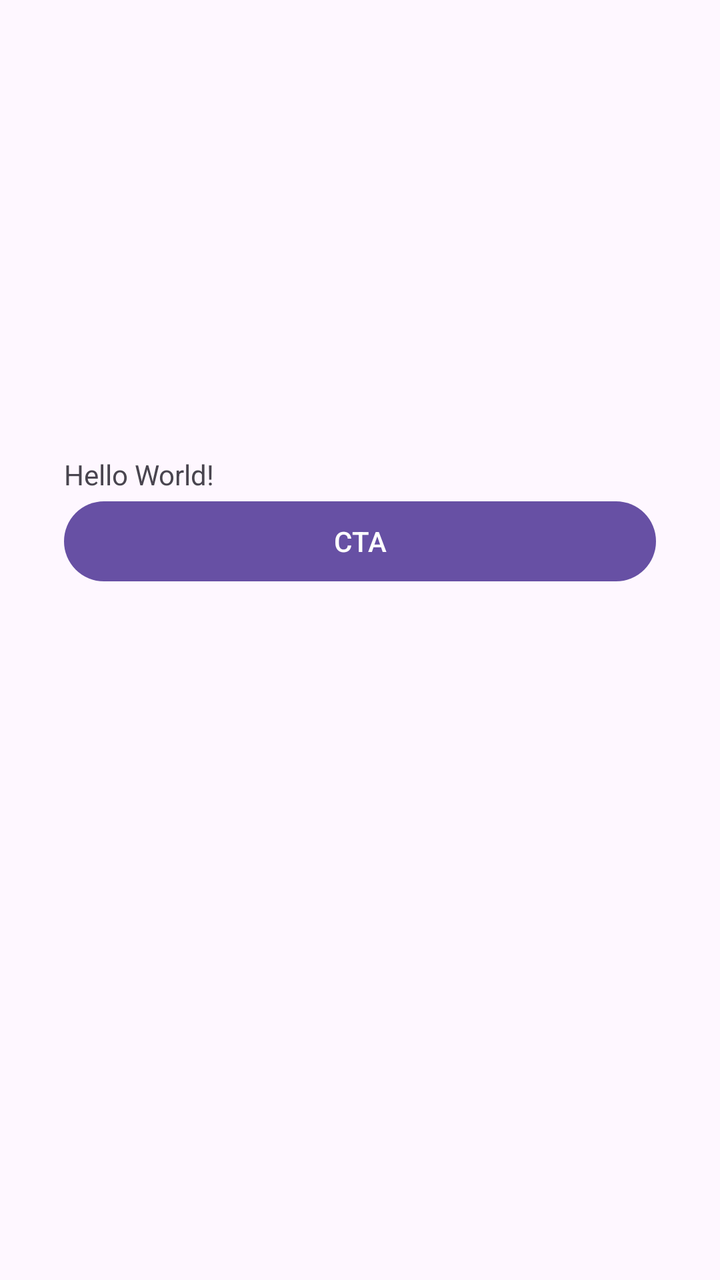
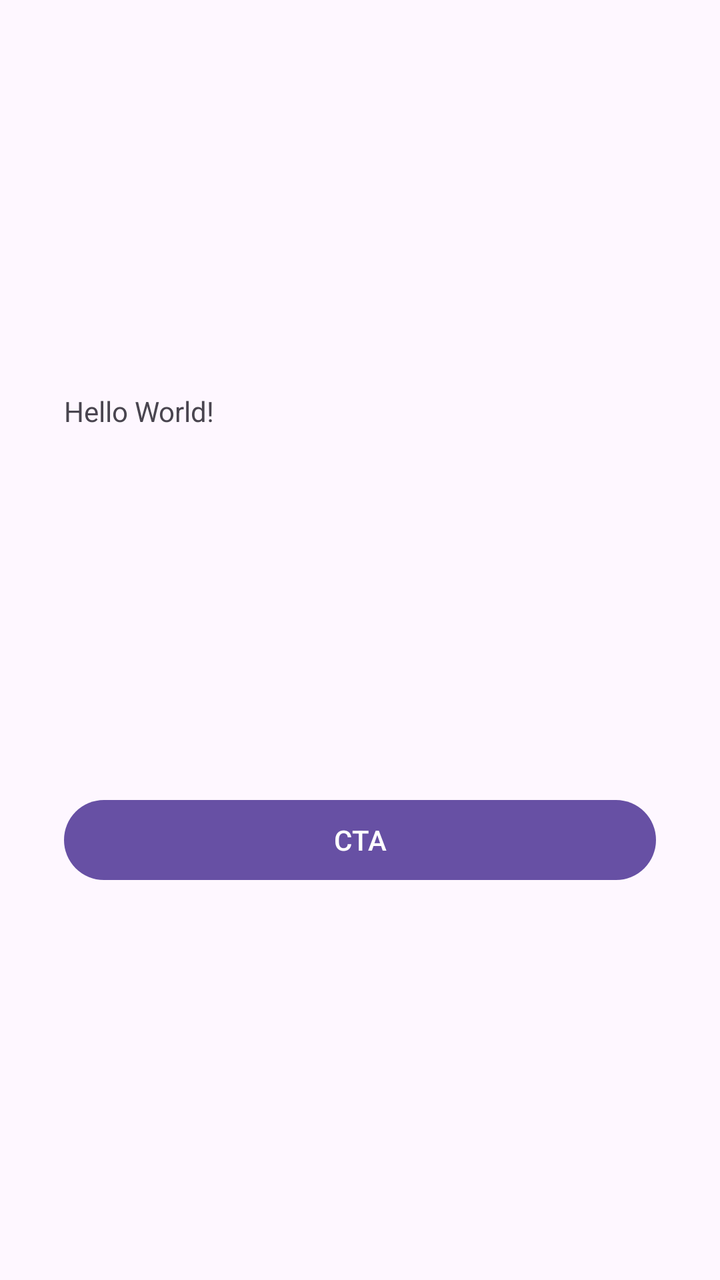

Screens rendered from an Android XML layout before and after an edit, with the pre-edit source and the edit as a unified diff.
<!-- AndroidManifest.xml: application theme Theme._262am_av -->
<!-- res/layout/activity_main.xml -->
<?xml version="1.0" encoding="utf-8"?>
<androidx.constraintlayout.widget.ConstraintLayout xmlns:android="http://schemas.android.com/apk/res/android"
    xmlns:app="http://schemas.android.com/apk/res-auto"
    xmlns:tools="http://schemas.android.com/tools"
    android:id="@+id/main"
    android:layout_width="match_parent"
    android:layout_height="match_parent"
    tools:context=".MainActivity">

    <LinearLayout
        android:layout_width="0dp"
        android:layout_height="185dp"
        android:layout_marginStart="32dp"
        android:layout_marginEnd="32dp"
        android:orientation="vertical"
        app:layout_constraintBottom_toBottomOf="parent"
        app:layout_constraintEnd_toEndOf="parent"
        app:layout_constraintStart_toStartOf="parent"
        app:layout_constraintTop_toTopOf="parent">

        <TextView
            android:layout_width="wrap_content"
            android:layout_height="wrap_content"
            android:text="Hello World!" />

        <Button
            android:id="@+id/button"
            android:layout_width="match_parent"
            android:layout_height="wrap_content"
            android:text="@string/button_text" />
    </LinearLayout>

</androidx.constraintlayout.widget.ConstraintLayout>
<!-- resources referenced by this layout -->
<resources>
  <string name="button_text">CTA</string>
  <style name="Theme._262am_av" parent="Base.Theme._262am_av" />
  <style name="Base.Theme._262am_av" parent="Theme.Material3.DayNight.NoActionBar">
          
          
      </style>
</resources>

<!-- the commit's change to res/layout/activity_main.xml (unified diff, before → after) -->
@@ -9,7 +9,7 @@
 
     <LinearLayout
         android:layout_width="0dp"
-        android:layout_height="185dp"
+        android:layout_height="wrap_content"
         android:layout_marginStart="32dp"
         android:layout_marginEnd="32dp"
         android:orientation="vertical"
@@ -18,10 +18,21 @@
         app:layout_constraintStart_toStartOf="parent"
         app:layout_constraintTop_toTopOf="parent">
 
-        <TextView
-            android:layout_width="wrap_content"
-            android:layout_height="wrap_content"
-            android:text="Hello World!" />
+        <ScrollView
+            android:layout_width="match_parent"
+            android:layout_height="200dp">
+
+            <LinearLayout
+                android:layout_width="match_parent"
+                android:layout_height="wrap_content"
+                android:orientation="vertical">
+
+                <TextView
+                    android:layout_width="wrap_content"
+                    android:layout_height="wrap_content"
+                    android:text="Hello World!" />
+            </LinearLayout>
+        </ScrollView>
 
         <Button
             android:id="@+id/button"
